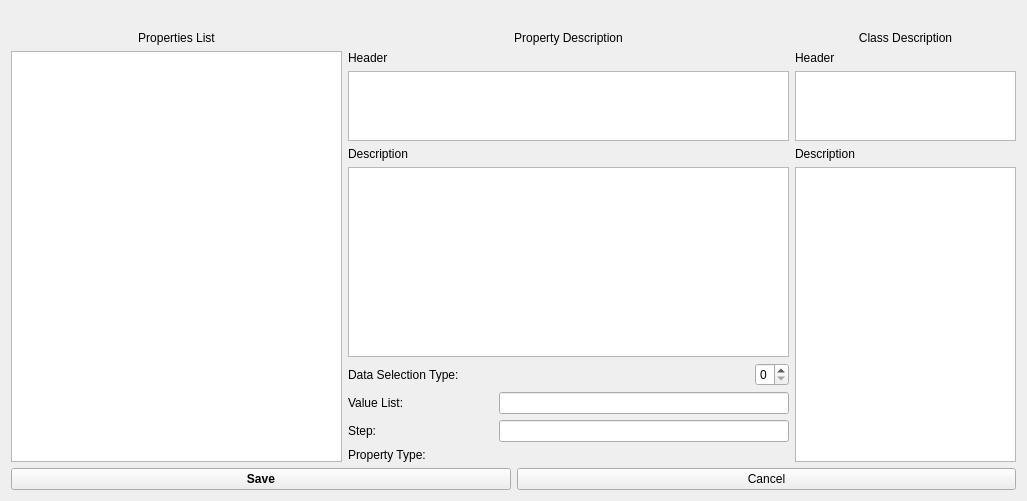
Old version of the form GUI/Qt/UClassDescriptionDisplay.ui in the repository aicommunity/Rdk.
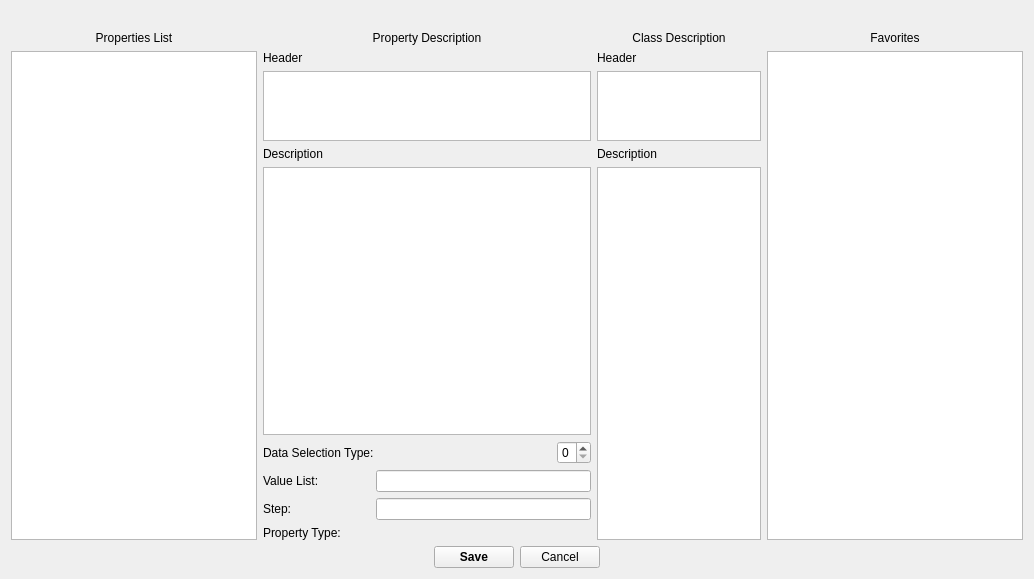
New version of the form.

Commit message: Massive update about Favorites Creation, load, save works usage is not implemented yet

Patch:
```diff
--- a/GUI/Qt/UClassDescriptionDisplay.ui
+++ b/GUI/Qt/UClassDescriptionDisplay.ui
@@ -6,8 +6,8 @@
    <rect>
     <x>0</x>
     <y>0</y>
-    <width>1027</width>
-    <height>501</height>
+    <width>1034</width>
+    <height>579</height>
    </rect>
   </property>
   <property name="windowTitle">
@@ -32,7 +32,7 @@
     </layout>
    </item>
    <item>
-    <layout class="QHBoxLayout" name="horizontalLayoutMain" stretch="3,4,2">
+    <layout class="QHBoxLayout" name="horizontalLayoutMain" stretch="3,4,2,0">
      <item>
       <layout class="QVBoxLayout" name="verticalLayoutPropList">
        <item>
@@ -203,10 +203,40 @@
        </item>
       </layout>
      </item>
+     <item>
+      <layout class="QVBoxLayout" name="verticalLayoutFavorites">
+       <item>
+        <widget class="QLabel" name="labelFavorites">
+         <property name="text">
+          <string>Favorites</string>
+         </property>
+         <property name="alignment">
+          <set>Qt::AlignCenter</set>
+         </property>
+        </widget>
+       </item>
+       <item>
+        <widget class="QListWidget" name="listWidgetFavorites"/>
+       </item>
+      </layout>
+     </item>
     </layout>
    </item>
    <item>
     <layout class="QHBoxLayout" name="horizontalLayout">
+     <item>
+      <spacer name="horizontalSpacer">
+       <property name="orientation">
+        <enum>Qt::Horizontal</enum>
+       </property>
+       <property name="sizeHint" stdset="0">
+        <size>
+         <width>40</width>
+         <height>20</height>
+        </size>
+       </property>
+      </spacer>
+     </item>
      <item>
       <widget class="QPushButton" name="pushButtonSave">
        <property name="styleSheet">
@@ -236,6 +266,19 @@
        </property>
       </widget>
      </item>
+     <item>
+      <spacer name="horizontalSpacer_2">
+       <property name="orientation">
+        <enum>Qt::Horizontal</enum>
+       </property>
+       <property name="sizeHint" stdset="0">
+        <size>
+         <width>40</width>
+         <height>20</height>
+        </size>
+       </property>
+      </spacer>
+     </item>
     </layout>
    </item>
   </layout>
```
The commit also changes 15 other files.
